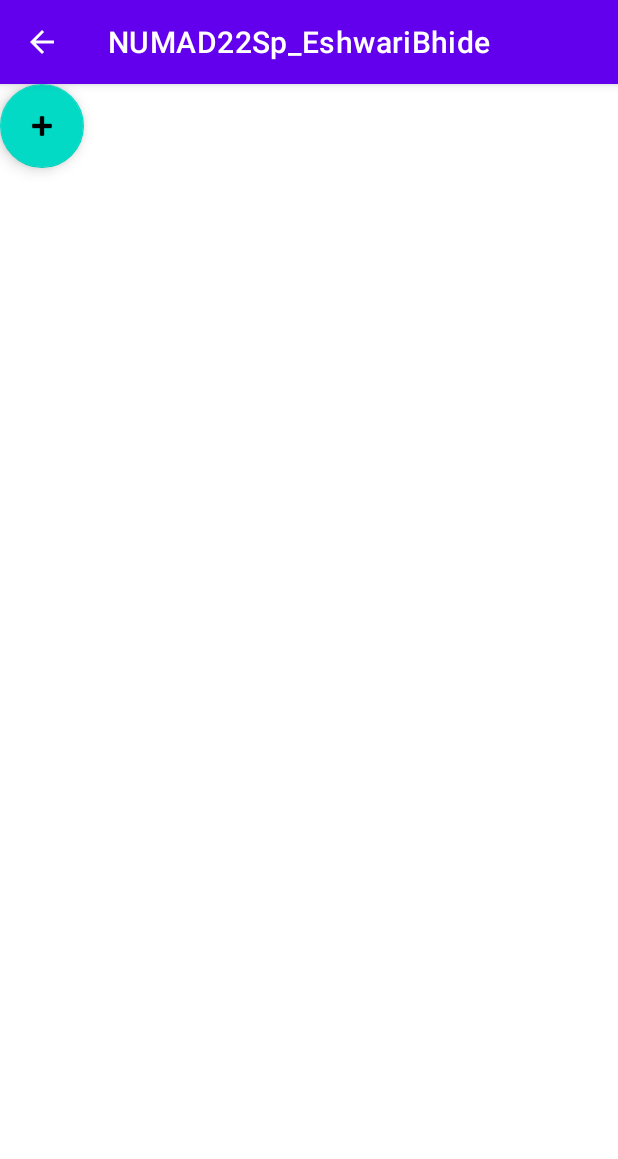
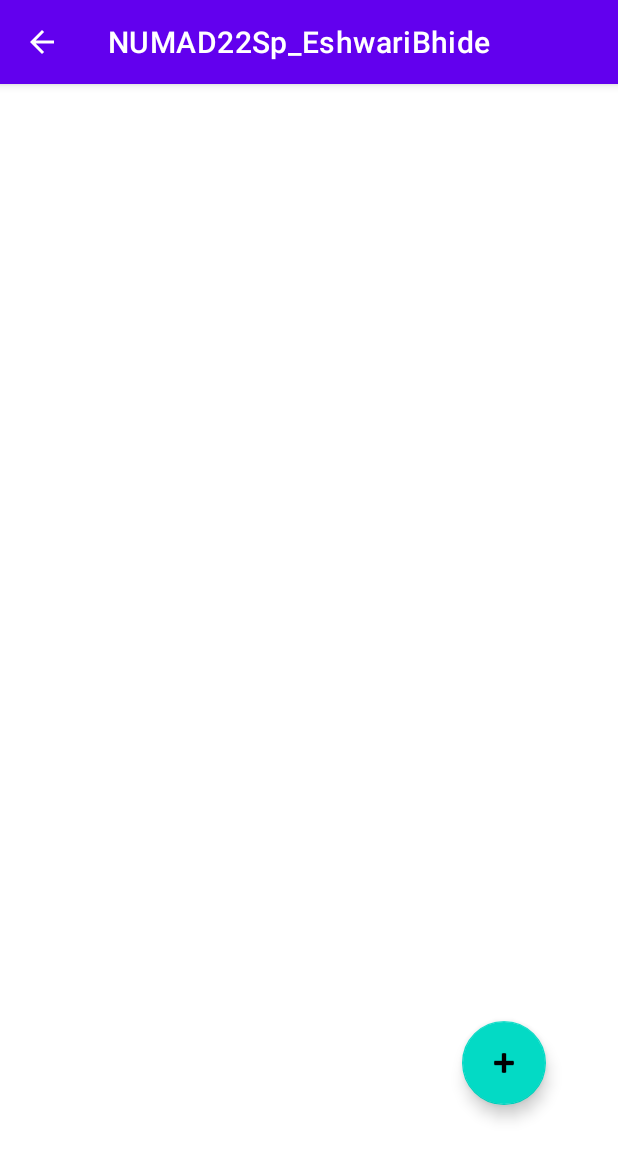
Before and after one commit to eshwaribhide/NUMAD22Sp_EshwariBhide, an Android app: the LinkCollectorActivity screen opened directly, with no data from a screen before it, on a phone screen of 412 x 824 dp. Shown: the top 1159 px of the screen. Run offline under Robolectric (Android 15) with nearby library versions, the phone set to English and light mode, and no system bars.

Commit message:
Created recycler view with floating action button on it

```diff
--- a/app/src/main/res/layout/activity_link_collector.xml
+++ b/app/src/main/res/layout/activity_link_collector.xml
@@ -6,12 +6,25 @@
     android:layout_height="match_parent"
     tools:context=".LinkCollectorActivity">
 
+    <androidx.recyclerview.widget.RecyclerView
+        android:layout_width="398dp"
+        android:layout_height="767dp"
+        app:layout_constraintBottom_toBottomOf="parent"
+        app:layout_constraintEnd_toEndOf="parent"
+        app:layout_constraintHorizontal_bias="0.6"
+        app:layout_constraintStart_toStartOf="parent"
+        app:layout_constraintTop_toTopOf="parent"
+        app:layout_constraintVertical_bias="0.983" />
+
     <com.google.android.material.floatingactionbutton.FloatingActionButton
-        android:id="@+id/floatingActionButton2"
+        android:id="@+id/floatingActionButton3"
         android:layout_width="wrap_content"
         android:layout_height="wrap_content"
+        android:layout_marginStart="308dp"
         android:clickable="true"
-        app:srcCompat="@android:drawable/ic_input_add"
-        tools:layout_editor_absoluteX="292dp"
-        tools:layout_editor_absoluteY="643dp" />
+        app:layout_constraintBottom_toBottomOf="parent"
+        app:layout_constraintStart_toStartOf="parent"
+        app:layout_constraintTop_toTopOf="parent"
+        app:layout_constraintVertical_bias="0.877"
+        app:srcCompat="@android:drawable/ic_input_add" />
 </androidx.constraintlayout.widget.ConstraintLayout>
```
